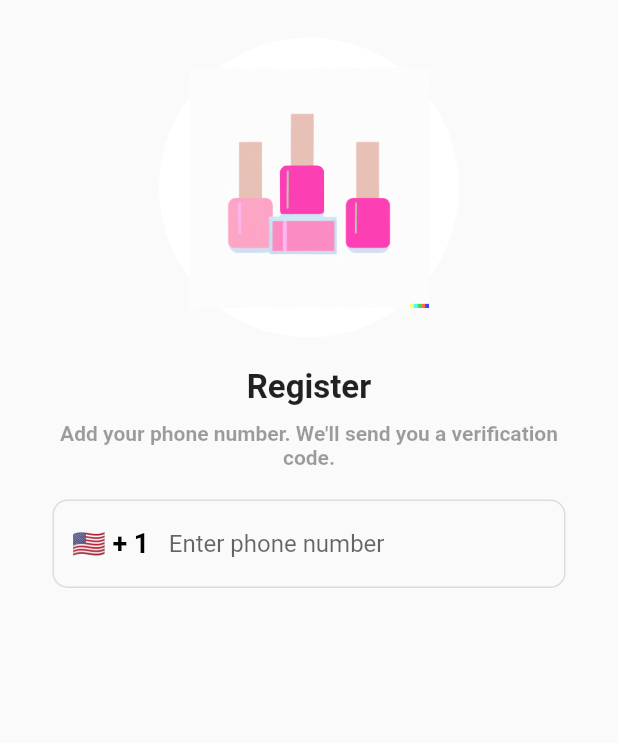
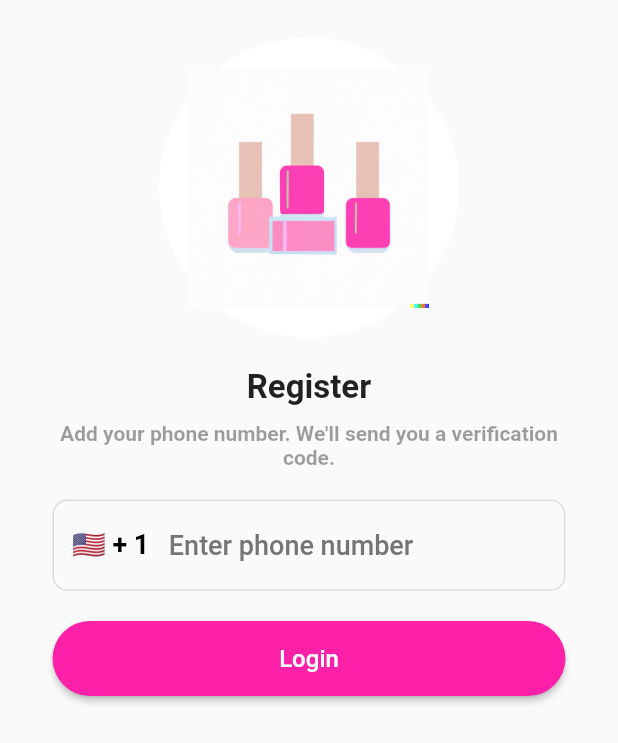
Before and after one commit to angdealba/phone-auth-app, a Flutter app: the RegistrationScreen screen opened directly, on a phone screen of 412 x 824 dp. Shown: the top 743 px of the screen. Run offline on Flutter 3.47's test engine with Material 2 defaults, Android fonts, the light colour scheme and no system bars; our stand-ins replace country_picker.

Commit message:
country code icon and button

```diff
--- a/lib/screens/registration_screen.dart
+++ b/lib/screens/registration_screen.dart
@@ -1,5 +1,6 @@
 import 'package:country_picker/country_picker.dart';
 import 'package:flutter/material.dart';
+import 'package:phone_auth/widgets/custom_button.dart';
 
 class RegistrationScreen extends StatefulWidget {
   const RegistrationScreen({super.key});
@@ -25,6 +26,11 @@ class _RegistrationScreenState extends State<RegistrationScreen> {
 
   @override
   Widget build(BuildContext context) {
+    phoneController.selection = TextSelection.fromPosition(
+      TextPosition(
+        offset: phoneController.text.length,
+      ),
+    );
     return Scaffold(
       body: SafeArea(
         child: Center(
@@ -62,6 +68,10 @@ class _RegistrationScreenState extends State<RegistrationScreen> {
                 TextFormField(
                   cursorColor: Colors.pink,
                   controller: phoneController,
+                  style: const TextStyle(
+                    fontSize: 18,
+                    fontWeight: FontWeight.bold,
+                  ),
                   onChanged: (value) {
                     setState(() {
                       phoneController.text = value;
@@ -69,6 +79,11 @@ class _RegistrationScreenState extends State<RegistrationScreen> {
                   },
                   decoration: InputDecoration(
                     hintText: "Enter phone number",
+                    hintStyle: TextStyle(
+                      fontWeight: FontWeight.w500,
+                      fontSize: 18,
+                      color: Colors.grey.shade600,
+                    ),
                     enabledBorder: OutlineInputBorder(
                       borderRadius: BorderRadius.circular(10),
                       borderSide: const BorderSide(color: Colors.black12),
@@ -103,19 +118,29 @@ class _RegistrationScreenState extends State<RegistrationScreen> {
                     ),
                     suffixIcon: phoneController.text.length > 9
                         ? Container(
-                            height: 10,
-                            width: 10,
+                            height: 30,
+                            width: 30,
+                            margin: const EdgeInsets.all(10.0),
                             decoration: const BoxDecoration(
                                 shape: BoxShape.circle, color: Colors.green),
                             child: const Icon(
                               Icons.done,
                               color: Colors.white,
-                              size: 25,
+                              size: 20,
                             ),
                           )
                         : null,
                   ),
                 ),
+                const SizedBox(height: 20),
+                SizedBox(
+                  width: double.infinity,
+                  height: 50,
+                  child: CustomButton(
+                    onPressed: () {},
+                    text: "Login",
+                  ),
+                )
               ],
             ),
           ),
```
